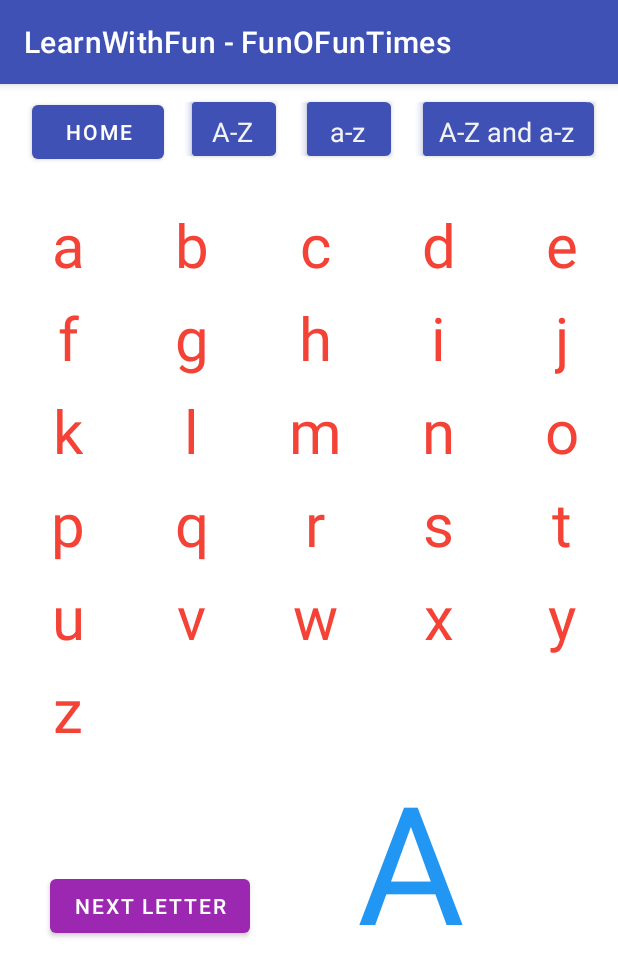
After one commit to sanjeevchougala/AndroidStudioProjects, an Android app: the AlphabetsActivity screen opened directly, with no data from a screen before it, on a phone screen of 412 x 824 dp. The commit adds this screen. Shown: the top 976 px of the screen. Run offline under Robolectric (Android 15) with nearby library versions, the phone set to English and light mode, and no system bars.

Commit message:
updated app

```diff
--- a/FunOFunTimes/app/src/main/AndroidManifest.xml
+++ b/FunOFunTimes/app/src/main/AndroidManifest.xml
@@ -9,7 +9,8 @@
         android:roundIcon="@mipmap/ic_launcher_round"
         android:supportsRtl="true"
         android:theme="@style/Theme.FunOFunTimes">
-        <activity android:name=".NumMultiplicationTableActivity"></activity>
+        <activity android:name=".AlphabetsActivity"></activity>
+        <activity android:name=".NumMultiplicationTableActivity" />
         <activity android:name=".MultiplicationTableActivity" />
         <activity android:name=".TicTacToe" />
         <activity android:name=".NumPractice" />
--- /dev/null
+++ b/FunOFunTimes/app/src/main/java/com/funofuntime/funofuntimes/AlphabetAdapter.kt
@@ -0,0 +1,52 @@
+package com.funofuntime.funofuntimes
+
+import android.content.Intent
+import android.view.LayoutInflater
+import android.view.View
+import android.view.ViewGroup
+import android.view.ViewParent
+import android.widget.TextView
+import androidx.core.content.ContextCompat
+import androidx.recyclerview.widget.RecyclerView
+
+class AlphabetAdapter (val letters : ArrayList<String>) :
+    RecyclerView.Adapter<AlphabetAdapter.AlphabetHolder>() {
+
+    class AlphabetHolder(v: View) : RecyclerView.ViewHolder(v), View.OnClickListener {
+        var view: View = v
+        var ltr: String = ""
+
+        init {
+            v.setOnClickListener(this)
+        }
+
+        fun bindltr(ltr: String) {
+            this.ltr = ltr
+            view.findViewById<TextView>(R.id.ltrTextView).text = ltr
+        }
+
+        override fun onClick(v: View?) {
+//            val focusIntent = Intent(view.context, NumMultiplicationTableActivity::class.java)
+//            focusIntent.putExtra("letter", ltr)
+//            ContextCompat.startActivity(view.context, focusIntent, null)
+//            view.findViewById<TextView>(R.id.alphaTextView).text = ltr
+        }
+    }
+
+    override fun onCreateViewHolder(parent: ViewGroup, viewType: Int): AlphabetHolder {
+        return AlphabetHolder(
+            LayoutInflater.from(parent.context)
+                .inflate(R.layout.activity_alphabet, parent, false)
+        )
+    }
+
+    override fun getItemCount(): Int {
+        return letters.count()
+    }
+
+    override fun onBindViewHolder(holder: AlphabetHolder, position: Int) {
+        val num = letters[position]
+        holder.bindltr(num)
+    }
+
+}
--- /dev/null
+++ b/FunOFunTimes/app/src/main/java/com/funofuntime/funofuntimes/AlphabetsActivity.kt
@@ -0,0 +1,76 @@
+package com.funofuntime.funofuntimes
+
+import androidx.appcompat.app.AppCompatActivity
+import android.os.Bundle
+import android.widget.Button
+import android.widget.TextView
+import androidx.recyclerview.widget.GridLayoutManager
+import androidx.recyclerview.widget.RecyclerView
+import java.util.*
+import kotlin.collections.ArrayList
+
+
+class AlphabetsActivity : AppCompatActivity() {
+    lateinit var layoutManager: GridLayoutManager
+    lateinit var adapter: AlphabetAdapter
+
+    override fun onCreate(savedInstanceState: Bundle?) {
+        super.onCreate(savedInstanceState)
+        setContentView(R.layout.activity_alphabets)
+
+
+        findViewById<Button>(R.id.homeButton).setOnClickListener {
+            finish()
+        }
+
+    }
+
+    override fun onResume() {
+        super.onResume()
+        var alphabets : String ="abcdefghijklmnopqrstuvwxyz"
+        var letters: ArrayList<String> = arrayListOf()
+
+        for(index in 0..25){
+            letters.add(alphabets[index].toString())
+        }
+        loadAlphabets(letters)
+
+        findViewById<Button>(R.id.upperAZButton).setOnClickListener {
+            letters.clear()
+            for(index in 0..25){
+                letters.add(alphabets[index].toString().toUpperCase())
+            }
+            loadAlphabets(letters)
+        }
+
+        findViewById<Button>(R.id.lowerAZButton).setOnClickListener {
+            letters.clear()
+            for(index in 0..25){
+                letters.add(alphabets[index].toString())
+            }
+            loadAlphabets(letters)
+        }
+
+        findViewById<Button>(R.id.bothAZButton).setOnClickListener {
+            letters.clear()
+            for(index in 0..25){
+                letters.add(alphabets[index].toString().toUpperCase() + alphabets[index].toString())
+            }
+            loadAlphabets(letters)
+        }
+
+        findViewById<Button>(R.id.getLetterButton).setOnClickListener {
+            val rand = Random().nextInt(25) + 1
+            findViewById<TextView>(R.id.alphaTextView).text = letters[rand]
+        }
+
+    }
+
+    fun loadAlphabets(letters: ArrayList<String>){
+        var recyclerView = findViewById<RecyclerView>(R.id.alphabetRecyclerView)
+        layoutManager = GridLayoutManager(this, 5)
+        recyclerView.layoutManager = layoutManager
+        adapter = AlphabetAdapter(letters)
+        recyclerView.adapter = adapter
+    }
+}
--- a/FunOFunTimes/app/src/main/java/com/funofuntime/funofuntimes/MainActivity.kt
+++ b/FunOFunTimes/app/src/main/java/com/funofuntime/funofuntimes/MainActivity.kt
@@ -37,6 +37,10 @@ class MainActivity : AppCompatActivity() {
             startActivity(intent)
         }
 
+        findViewById<Button>(R.id.playAtoZButton).setOnClickListener() {
+            val intent = Intent(this, AlphabetsActivity::class.java)
+            startActivity(intent)
+        }
     }
 
 //    override fun onResume() {
--- /dev/null
+++ b/FunOFunTimes/app/src/main/res/layout/activity_alphabet.xml
@@ -0,0 +1,19 @@
+<?xml version="1.0" encoding="utf-8"?>
+<androidx.constraintlayout.widget.ConstraintLayout xmlns:android="http://schemas.android.com/apk/res/android"
+    xmlns:app="http://schemas.android.com/apk/res-auto"
+    android:layout_width="match_parent"
+    android:layout_height="wrap_content">
+
+    <TextView
+        android:id="@+id/ltrTextView"
+        android:layout_width="wrap_content"
+        android:layout_height="wrap_content"
+        android:layout_marginStart="8dp"
+        android:layout_marginTop="8dp"
+        android:gravity="center_horizontal"
+        android:textColor="#F44336"
+        android:textSize="40sp"
+        app:layout_constraintEnd_toEndOf="parent"
+        app:layout_constraintStart_toStartOf="parent"
+        app:layout_constraintTop_toTopOf="parent" />
+</androidx.constraintlayout.widget.ConstraintLayout>
--- /dev/null
+++ b/FunOFunTimes/app/src/main/res/layout/activity_alphabets.xml
@@ -0,0 +1,95 @@
+<?xml version="1.0" encoding="utf-8"?>
+<androidx.constraintlayout.widget.ConstraintLayout xmlns:android="http://schemas.android.com/apk/res/android"
+    xmlns:app="http://schemas.android.com/apk/res-auto"
+    xmlns:tools="http://schemas.android.com/tools"
+    android:layout_width="match_parent"
+    android:layout_height="wrap_content"
+    tools:context=".AlphabetsActivity">
+
+    <Button
+        android:id="@+id/homeButton"
+        android:layout_width="wrap_content"
+        android:layout_height="wrap_content"
+        android:layout_marginStart="8dp"
+        android:layout_marginTop="8dp"
+        android:shadowColor="@color/black"
+        android:text="@string/home"
+        app:backgroundTint="#3F51B5"
+        app:layout_constraintBottom_toBottomOf="@+id/upperAZButton"
+        app:layout_constraintEnd_toStartOf="@+id/upperAZButton"
+        app:layout_constraintHorizontal_bias="0.5"
+        app:layout_constraintStart_toStartOf="parent"
+        app:layout_constraintTop_toTopOf="parent" />
+
+    <Button
+        android:id="@+id/upperAZButton"
+        style="@android:style/Widget.Holo.Button.Inset"
+        android:layout_width="wrap_content"
+        android:layout_height="wrap_content"
+        android:layout_marginTop="8dp"
+        android:text="@string/upper_a_z"
+        app:layout_constraintBottom_toBottomOf="@+id/lowerAZButton"
+        app:layout_constraintEnd_toStartOf="@+id/lowerAZButton"
+        app:layout_constraintHorizontal_bias="0.5"
+        app:layout_constraintStart_toEndOf="@+id/homeButton"
+        app:layout_constraintTop_toTopOf="parent" />
+
+    <Button
+        android:id="@+id/lowerAZButton"
+        style="@android:style/Widget.Holo.Button.Inset"
+        android:layout_width="wrap_content"
+        android:layout_height="wrap_content"
+        android:layout_marginTop="8dp"
+        android:text="@string/a_z"
+        app:layout_constraintBottom_toBottomOf="@+id/bothAZButton"
+        app:layout_constraintEnd_toStartOf="@+id/bothAZButton"
+        app:layout_constraintHorizontal_bias="0.5"
+        app:layout_constraintStart_toEndOf="@+id/upperAZButton"
+        app:layout_constraintTop_toTopOf="parent" />
+
+    <Button
+        android:id="@+id/bothAZButton"
+        style="@android:style/Widget.Holo.Button.Inset"
+        android:layout_width="wrap_content"
+        android:layout_height="wrap_content"
+        android:layout_marginTop="8dp"
+        android:text="@string/a_z_and_a_z"
+        app:layout_constraintEnd_toEndOf="parent"
+        app:layout_constraintHorizontal_bias="0.5"
+        app:layout_constraintStart_toEndOf="@+id/lowerAZButton"
+        app:layout_constraintTop_toTopOf="parent" />
+
+    <androidx.recyclerview.widget.RecyclerView
+        android:id="@+id/alphabetRecyclerView"
+        android:layout_width="match_parent"
+        android:layout_height="wrap_content"
+        android:layout_marginTop="16dp"
+        app:layout_constraintTop_toBottomOf="@+id/lowerAZButton">
+
+    </androidx.recyclerview.widget.RecyclerView>
+
+    <TextView
+        android:id="@+id/alphaTextView"
+        android:layout_width="148dp"
+        android:layout_height="159dp"
+        android:layout_marginStart="200dp"
+        android:gravity="center_horizontal"
+        android:text="@string/a"
+        android:textColor="#2196F3"
+        android:textSize="110sp"
+        app:layout_constraintStart_toStartOf="parent"
+        app:layout_constraintTop_toBottomOf="@id/alphabetRecyclerView" />
+
+    <Button
+        android:id="@+id/getLetterButton"
+        android:layout_width="wrap_content"
+        android:layout_height="wrap_content"
+        android:layout_marginTop="80dp"
+        android:text="@string/next_letter"
+        app:backgroundTint="#9C27B0"
+        app:layout_constraintEnd_toStartOf="@+id/alphaTextView"
+        app:layout_constraintHorizontal_bias="0.5"
+        app:layout_constraintStart_toStartOf="parent"
+        app:layout_constraintTop_toTopOf="@+id/alphaTextView" />
+
+</androidx.constraintlayout.widget.ConstraintLayout>
--- a/FunOFunTimes/app/src/main/res/layout/activity_main.xml
+++ b/FunOFunTimes/app/src/main/res/layout/activity_main.xml
@@ -72,6 +72,20 @@
                 android:layout_marginTop="8dp"
                 android:text="@string/multiplication_table"
                 app:backgroundTint="#4CAF50" />
+
+        </TableRow>
+
+        <TableRow
+            android:layout_width="match_parent"
+            android:layout_height="match_parent" >
+
+            <Button
+                android:id="@+id/playAtoZButton"
+                android:layout_width="200dp"
+                android:layout_height="wrap_content"
+                android:layout_marginTop="8dp"
+                android:text="@string/a_to_z"
+                app:backgroundTint="#FF5722" />
         </TableRow>
 
         <TableRow
--- a/FunOFunTimes/app/src/main/res/values/strings.xml
+++ b/FunOFunTimes/app/src/main/res/values/strings.xml
@@ -69,4 +69,10 @@
     <string name="multiplication_table">Multiplication Table</string>
     <string name="numtextview">NumTextView</string>
     <string name="back_to_table">Back To Table</string>
+    <string name="a_to_z">A to Z</string>
+    <string name="a_z_and_a_z">A-Z and a-z</string>
+    <string name="a_z">a-z</string>
+    <string name="upper_a_z">A-Z</string>
+    <string name="a">A</string>
+    <string name="next_letter">Next Letter</string>
 </resources>
```
